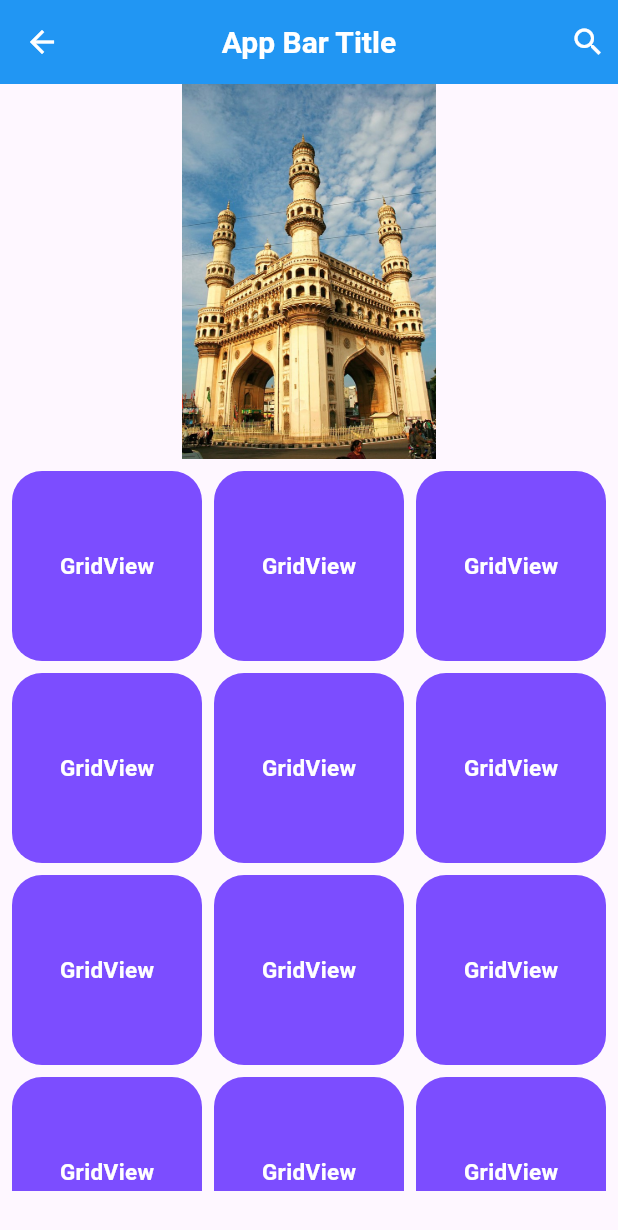
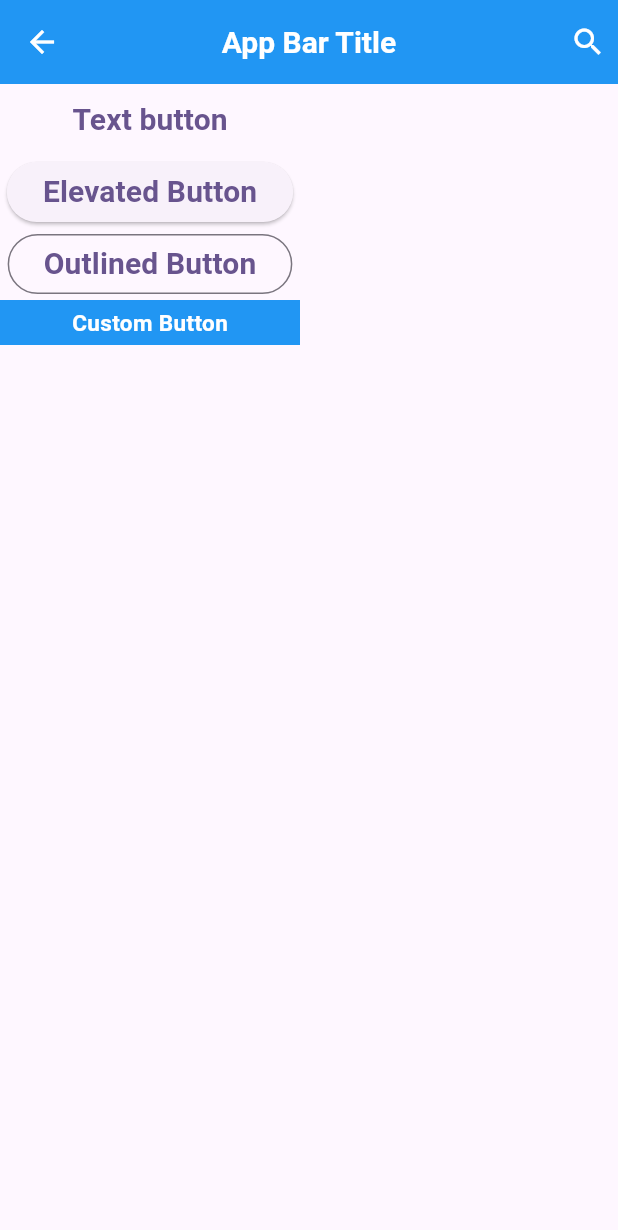
Before and after one commit to shivachidurala370/demo_2, a Flutter app: the screen it shows after launch, on a phone screen of 412 x 824 dp. Shown: the top 1230 px of the screen. Run offline on Flutter 3.47's test engine with Material 2 defaults, Android fonts, the phone set to English and light mode, and no system bars.

Commit message:
third commit

```diff
--- a/lib/main.dart
+++ b/lib/main.dart
@@ -1,3 +1,4 @@
+import 'package:demo_2/first_page.dart';
 import 'package:flutter/material.dart';
 
 void main() {
@@ -104,6 +105,100 @@ class _MyHomePageState extends State<MyHomePage> {
         ),
         body: Column(
           children: [
+            TextButton(
+                onPressed: () {
+                  Navigator.push(context,
+                      MaterialPageRoute(builder: (context) => FirstPage()));
+                },
+                child: Text("Text button",
+                    style:
+                        TextStyle(fontSize: 20, fontWeight: FontWeight.bold))),
+            ElevatedButton(
+              onPressed: () {
+                Navigator.push(context,
+                    MaterialPageRoute(builder: (context) => FirstPage()));
+              },
+              child: Text("Elevated Button",
+                  style: TextStyle(
+                    fontSize: 20,
+                    fontWeight: FontWeight.bold,
+                  )),
+            ),
+            OutlinedButton(
+                onPressed: () {
+                  Navigator.push(context,
+                      MaterialPageRoute(builder: (context) => FirstPage()));
+                },
+                child: Text("Outlined Button",
+                    style:
+                        TextStyle(fontSize: 20, fontWeight: FontWeight.bold))),
+            InkWell(
+              onTap: () {
+                Navigator.push(context,
+                    MaterialPageRoute(builder: (context) => FirstPage()));
+              },
+              child: Container(
+                alignment: Alignment.center,
+                height: 30,
+                width: 200,
+                color: Colors.blue,
+                child: Text("Custom Button",
+                    style: TextStyle(
+                        fontSize: 15,
+                        fontWeight: FontWeight.bold,
+                        color: Colors.white)),
+              ),
+            ),
+          ],
+        ),
+
+        // stack widget
+        /*Stack(
+          children: [
+            Center(
+              child: Positioned(
+                top: 0,
+                left: 0,
+                child: Container(
+                  height: 100,
+                  width: 100,
+                  color: Colors.deepOrangeAccent,
+                ),
+              ),
+            ),
+            Positioned(
+              top: 0,
+              right: 0,
+              child: Container(
+                height: 100,
+                width: 100,
+                color: Colors.deepPurpleAccent,
+              ),
+            ),
+            Positioned(
+              bottom: 0,
+              left: 0,
+              child: Container(
+                height: 100,
+                width: 100,
+                color: Colors.cyan,
+              ),
+            ),
+            Positioned(
+              bottom: 0,
+              right: 0,
+              child: Container(
+                height: 100,
+                width: 100,
+                color: Colors.green,
+              ),
+            ),
+          ],
+        ),*/
+
+        //Image & gridview builder
+        /* Column(
+          children: [
             Container(
               child: Image.asset(
                 'assets/hyd photo.jpg',
@@ -146,7 +241,7 @@ class _MyHomePageState extends State<MyHomePage> {
               ),
             ),
           ],
-        ),
+        ),*/
 
         /*ListView.separated(itemBuilder: (BuildContext context,int index){
                 return Container(
```
Also changed, not shown: lib/first_page.dart (added, +47 -0 lines).
